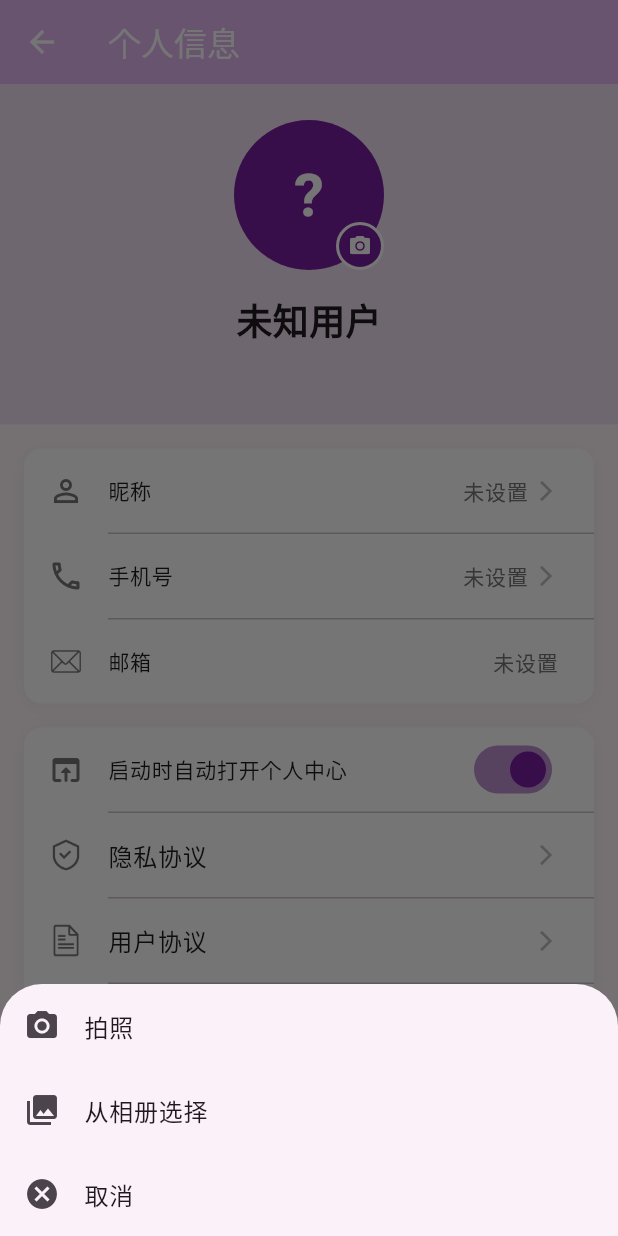
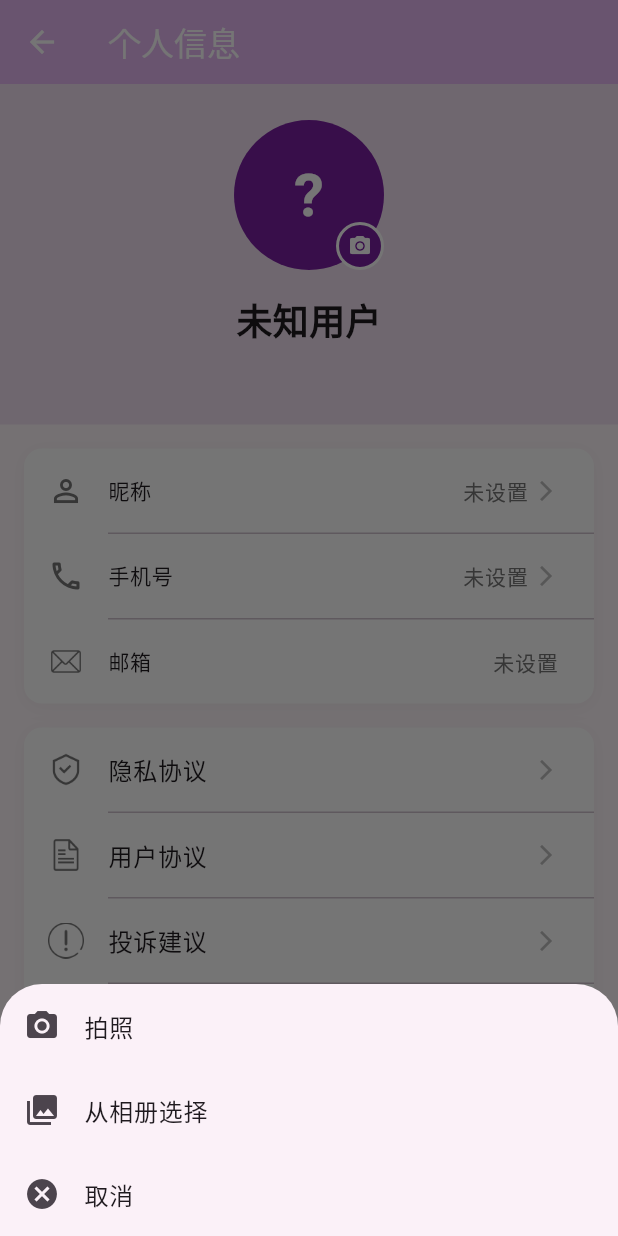
Before and after one commit to JamesBondMine/ProjectIMTF, a Flutter app: the ProfilePage screen opened directly, after a tap on an icon or button, on a phone screen of 412 x 824 dp. Run offline on Flutter 3.47's test engine with Material 3 defaults, Android fonts, the phone set to English and light mode, and no system bars; our stand-ins replace cached_network_image, dio, flutter_easyloading, flutter_image_compress, image_gallery_saver, image_picker and 3 more; accounts and stored records are empty.

```diff
--- a/package_im/lib/pages/profile/profile_page.dart
+++ b/package_im/lib/pages/profile/profile_page.dart
@@ -2,7 +2,6 @@ import 'package:flutter/material.dart';
 import 'package:flutter_easyloading/flutter_easyloading.dart';
 import 'package:image_picker/image_picker.dart';
 import 'package:flutter_image_compress/flutter_image_compress.dart';
-import 'package:shared_preferences/shared_preferences.dart';
 import 'dart:io';
 import '../../services/api_service.dart';
 import '../login/login_page.dart';
@@ -23,30 +22,6 @@ class ProfilePage extends StatefulWidget {
 class _ProfilePageState extends State<ProfilePage> {
   final _apiService = ApiService();
   final _imagePicker = ImagePicker();
-  bool _autoOpenDrawer = true;  // 默认自动打开侧边面板
-
-  @override
-  void initState() {
-    super.initState();
-    _loadAutoOpenSetting();
-  }
-
-  /// 加载自动打开设置
-  Future<void> _loadAutoOpenSetting() async {
-    final prefs = await SharedPreferences.getInstance();
-    setState(() {
-      _autoOpenDrawer = prefs.getBool('auto_open_drawer') ?? true;  // 默认为 true
-    });
-  }
-
-  /// 保存自动打开设置
-  Future<void> _saveAutoOpenSetting(bool value) async {
-    final prefs = await SharedPreferences.getInstance();
-    await prefs.setBool('auto_open_drawer', value);
-    setState(() {
-      _autoOpenDrawer = value;
-    });
-  }
 
   @override
   Widget build(BuildContext context) {
@@ -289,19 +264,6 @@ class _ProfilePageState extends State<ProfilePage> {
       ),
       child: Column(
         children: [
-          _buildSwitchItem(
-            icon: Icons.open_in_browser_rounded,
-            title: '启动时自动打开个人中心',
-            value: _autoOpenDrawer,
-            onChanged: (value) {
-              _saveAutoOpenSetting(value);
-              EasyLoading.showToast(
-                value ? '已开启自动打开' : '已关闭自动打开',
-                duration: const Duration(seconds: 2),
-              );
-            },
-          ),
-          const Divider(height: 1, indent: 56),
           _buildSettingItem(
             imagePath: 'assets/images/anquanyinsi.png',
             title: '隐私协议',
@@ -363,6 +325,7 @@ class _ProfilePageState extends State<ProfilePage> {
               _showAboutDialog();
             },
           ),
+
         ],
       ),
     );
@@ -459,27 +422,6 @@ class _ProfilePageState extends State<ProfilePage> {
       title: Text(title),
       trailing: Icon(Icons.arrow_forward_ios, size: 16, color: Colors.grey[400]),
       onTap: onTap,
-    );
-  }
-
-  /// 开关设置项
-  Widget _buildSwitchItem({
-    required IconData icon,
-    required String title,
-    required bool value,
-    required ValueChanged<bool> onChanged,
-  }) {
-    return ListTile(
-      leading: Icon(icon, color: Colors.grey[600]),
-      title: Text(
-        title,
-        style: const TextStyle(fontSize: 14),
-      ),
-      trailing: Switch(
-        value: value,
-        onChanged: onChanged,
-        activeColor: Theme.of(context).primaryColor,
-      ),
     );
   }
 
```
